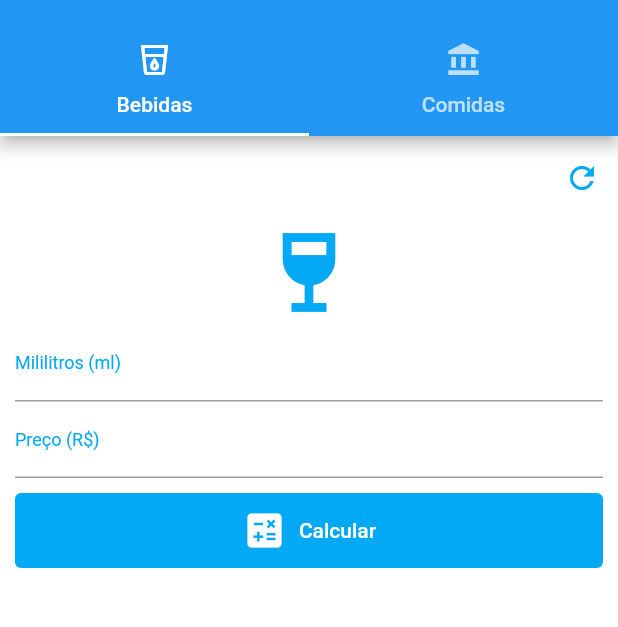
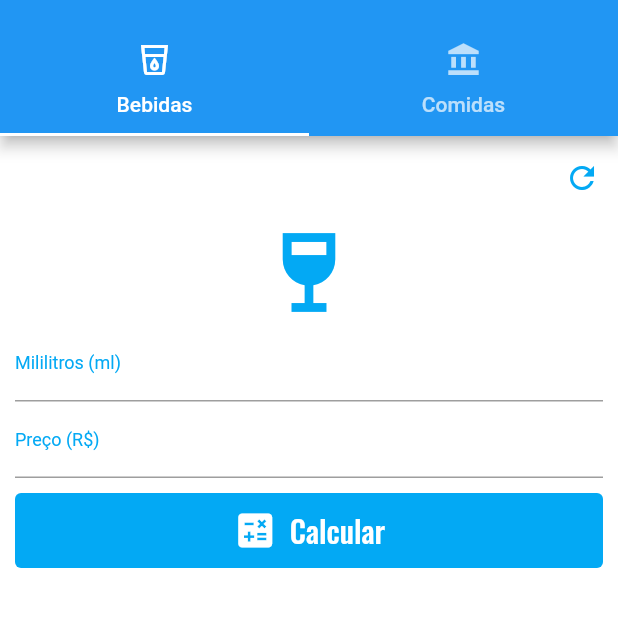
Before and after one commit to gustavopxavier/app_medidas, a Flutter app: the screen it shows after launch, on a phone screen of 412 x 824 dp, the part 59-686 px from its top. Run offline on Flutter 3.47's test engine with Material 2 defaults, Android fonts, the phone set to English and light mode, and no system bars; our stand-ins replace google_fonts.

Commit message:
Adição do google fonts.

```diff
--- a/lib/drinks_screen.dart
+++ b/lib/drinks_screen.dart
@@ -1,4 +1,5 @@
 import 'package:flutter/material.dart';
+import 'package:google_fonts/google_fonts.dart';
 
 class DrinksScreen extends StatefulWidget {
   @override
@@ -133,7 +134,10 @@ class _DrinksScreenState extends State<DrinksScreen> {
                       Icons.calculate,
                       size: 30,
                     ),
-                    label: Text('Calcular'),
+                    label: Text(
+                      'Calcular',
+                      style: GoogleFonts.oswald(fontSize: 20.0),
+                    ),
                     style: ButtonStyle(
                       backgroundColor: MaterialStateProperty.all(
                         Colors.lightBlue,
--- a/lib/food_screen.dart
+++ b/lib/food_screen.dart
@@ -1,5 +1,6 @@
 import 'package:app_medidas/calculos/calc_foods.dart';
 import 'package:flutter/material.dart';
+import 'package:google_fonts/google_fonts.dart';
 
 class FoodScreen extends StatefulWidget {
   @override
@@ -156,7 +157,10 @@ class _FoodScreenState extends State<FoodScreen> {
                           Icons.calculate,
                           size: 30,
                         ),
-                        label: Text('Calcular'),
+                        label: Text(
+                          'Calcular',
+                          style: GoogleFonts.oswald(fontSize: 20.0),
+                        ),
                         style: ButtonStyle(
                           backgroundColor: MaterialStateProperty.all(
                             Colors.lightBlue,
--- a/pubspec.yaml
+++ b/pubspec.yaml
@@ -28,6 +28,7 @@ dependencies:
   # The following adds the Cupertino Icons font to your application.
   # Use with the CupertinoIcons class for iOS style icons.
   cupertino_icons: ^1.0.2
+  google_fonts: ^2.0.0
 
 dev_dependencies:
   flutter_test:
```
Also changed, not shown: pubspec.lock.
